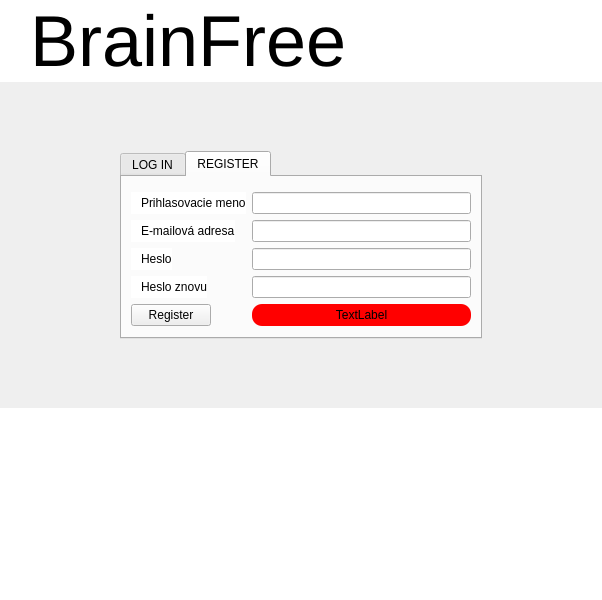
Old version of the form login.ui in the repository MrDalo/brainfree.
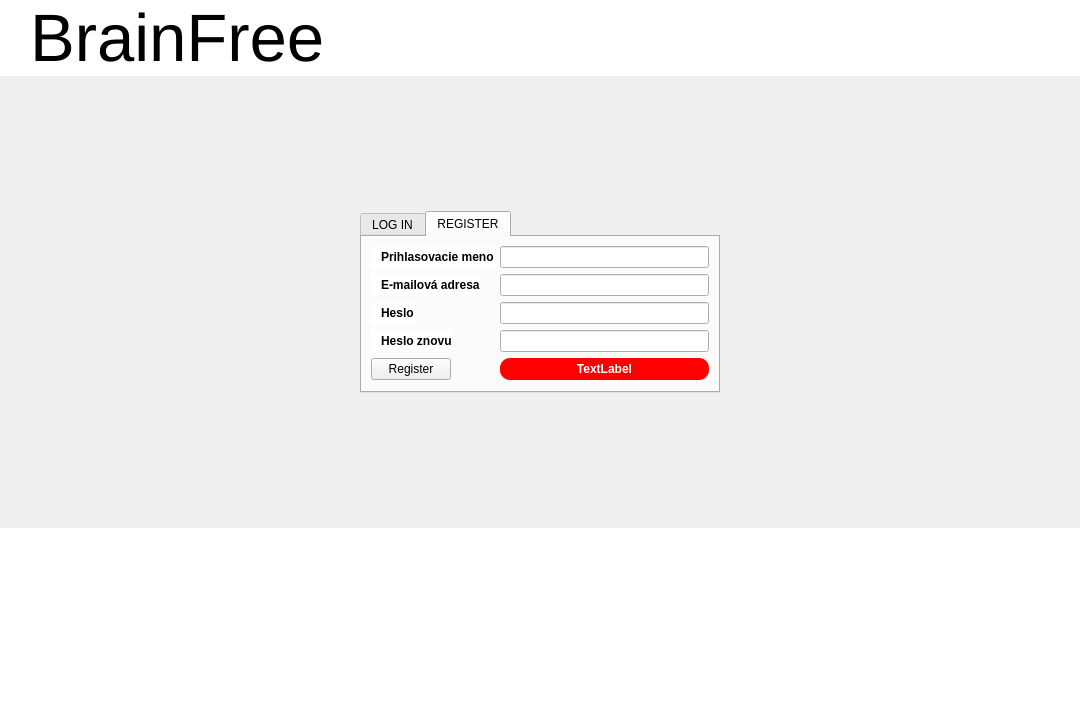
New version of the form. The open tabs and pages were chosen to show the change.

Commit message: Login page fullscreen GUI

The edit to the form file:
```diff
--- a/login.ui
+++ b/login.ui
@@ -6,20 +6,26 @@
    <rect>
     <x>0</x>
     <y>0</y>
-    <width>600</width>
-    <height>600</height>
+    <width>1080</width>
+    <height>720</height>
    </rect>
   </property>
   <property name="sizePolicy">
-   <sizepolicy hsizetype="Fixed" vsizetype="Fixed">
+   <sizepolicy hsizetype="Preferred" vsizetype="Preferred">
     <horstretch>0</horstretch>
     <verstretch>0</verstretch>
    </sizepolicy>
   </property>
+  <property name="minimumSize">
+   <size>
+    <width>1080</width>
+    <height>720</height>
+   </size>
+  </property>
   <property name="maximumSize">
    <size>
-    <width>600</width>
-    <height>600</height>
+    <width>1920</width>
+    <height>1080</height>
    </size>
   </property>
   <property name="windowTitle">
@@ -44,14 +50,14 @@
    </property>
    <property name="minimumSize">
     <size>
-     <width>602</width>
-     <height>600</height>
+     <width>1080</width>
+     <height>720</height>
     </size>
    </property>
    <property name="maximumSize">
     <size>
-     <width>602</width>
-     <height>600</height>
+     <width>1920</width>
+     <height>1080</height>
     </size>
    </property>
    <property name="styleSheet">
@@ -89,7 +95,7 @@
 &lt;html&gt;&lt;head&gt;&lt;meta name=&quot;qrichtext&quot; content=&quot;1&quot; /&gt;&lt;style type=&quot;text/css&quot;&gt;
 p, li { white-space: pre-wrap; }
 &lt;/style&gt;&lt;/head&gt;&lt;body style=&quot; font-family:'MS Shell Dlg 2'; font-size:7.8pt; font-weight:400; font-style:normal;&quot;&gt;
-&lt;p align=&quot;center&quot; style=&quot; margin-top:0px; margin-bottom:0px; margin-left:0px; margin-right:0px; -qt-block-indent:0; text-indent:0px;&quot;&gt;&lt;span style=&quot; font-size:28pt; color:#ffffff;&quot;&gt;Manage your time&lt;br /&gt;effectively&lt;br /&gt;Keep your &lt;/span&gt;&lt;span style=&quot; font-size:30pt; font-weight:600; color:#ffffff;&quot;&gt;Brain Free&lt;/span&gt;&lt;/p&gt;&lt;/body&gt;&lt;/html&gt;</string>
+&lt;p align=&quot;center&quot; style=&quot; margin-top:0px; margin-bottom:0px; margin-left:0px; margin-right:0px; -qt-block-indent:0; text-indent:0px;&quot;&gt;&lt;span style=&quot; font-size:25pt; color:#ffffff;&quot;&gt;Manage your time&lt;br /&gt;effectively&lt;br /&gt;Keep your &lt;/span&gt;&lt;span style=&quot; font-size:30pt; font-weight:600; color:#ffffff;&quot;&gt;Brain Free&lt;/span&gt;&lt;/p&gt;&lt;/body&gt;&lt;/html&gt;</string>
       </property>
      </widget>
     </item>
@@ -120,11 +126,11 @@
          <enum>Qt::Horizontal</enum>
         </property>
         <property name="sizeType">
-         <enum>QSizePolicy::Minimum</enum>
+         <enum>QSizePolicy::Expanding</enum>
         </property>
         <property name="sizeHint" stdset="0">
          <size>
-          <width>120</width>
+          <width>300</width>
           <height>20</height>
          </size>
         </property>
@@ -135,6 +141,16 @@
         <property name="enabled">
          <bool>true</bool>
         </property>
+        <property name="font">
+         <font>
+          <pointsize>9</pointsize>
+          <weight>50</weight>
+          <bold>false</bold>
+         </font>
+        </property>
+        <property name="cursor">
+         <cursorShape>ArrowCursor</cursorShape>
+        </property>
         <property name="styleSheet">
          <string notr="true">background-color: rgb(255, 255, 255);
 QLineEdit{
@@ -224,8 +240,15 @@
          <layout class="QHBoxLayout" name="horizontalLayout_2">
           <item>
            <layout class="QFormLayout" name="registerFormatLayout">
-            <item row="2" column="0">
+            <item row="1" column="0">
              <widget class="QLabel" name="userNameLabel">
+              <property name="font">
+               <font>
+                <pointsize>9</pointsize>
+                <weight>75</weight>
+                <bold>true</bold>
+               </font>
+              </property>
               <property name="text">
                <string>Prihlasovacie meno</string>
               </property>
@@ -234,11 +257,24 @@
               </property>
              </widget>
             </item>
-            <item row="2" column="1">
-             <widget class="QLineEdit" name="userNameLineEdit"/>
+            <item row="1" column="1">
+             <widget class="QLineEdit" name="userNameLineEdit">
+              <property name="font">
+               <font>
+                <pointsize>9</pointsize>
+               </font>
+              </property>
+             </widget>
             </item>
-            <item row="3" column="0">
+            <item row="2" column="0">
              <widget class="QLabel" name="registerEmailLabel">
+              <property name="font">
+               <font>
+                <pointsize>9</pointsize>
+                <weight>75</weight>
+                <bold>true</bold>
+               </font>
+              </property>
               <property name="text">
                <string>E-mailová adresa</string>
               </property>
@@ -247,11 +283,24 @@
               </property>
              </widget>
             </item>
-            <item row="3" column="1">
-             <widget class="QLineEdit" name="registerEmail"/>
+            <item row="2" column="1">
+             <widget class="QLineEdit" name="registerEmail">
+              <property name="font">
+               <font>
+                <pointsize>9</pointsize>
+               </font>
+              </property>
+             </widget>
             </item>
-            <item row="4" column="0">
+            <item row="3" column="0">
              <widget class="QLabel" name="registerPasswordLabel">
+              <property name="font">
+               <font>
+                <pointsize>9</pointsize>
+                <weight>75</weight>
+                <bold>true</bold>
+               </font>
+              </property>
               <property name="text">
                <string>Heslo</string>
               </property>
@@ -260,15 +309,27 @@
               </property>
              </widget>
             </item>
-            <item row="4" column="1">
+            <item row="3" column="1">
              <widget class="QLineEdit" name="registerPassword">
+              <property name="font">
+               <font>
+                <pointsize>9</pointsize>
+               </font>
+              </property>
               <property name="echoMode">
                <enum>QLineEdit::Password</enum>
               </property>
              </widget>
             </item>
-            <item row="6" column="0">
+            <item row="5" column="0">
              <widget class="QLabel" name="registerPasswordAgainLabel">
+              <property name="font">
+               <font>
+                <pointsize>9</pointsize>
+                <weight>75</weight>
+                <bold>true</bold>
+               </font>
+              </property>
               <property name="text">
                <string>Heslo znovu</string>
               </property>
@@ -277,28 +338,48 @@
               </property>
              </widget>
             </item>
-            <item row="6" column="1">
+            <item row="5" column="1">
              <widget class="QLineEdit" name="registerPasswordAgain">
+              <property name="font">
+               <font>
+                <pointsize>9</pointsize>
+               </font>
+              </property>
               <property name="echoMode">
                <enum>QLineEdit::Password</enum>
               </property>
              </widget>
             </item>
-            <item row="7" column="0">
+            <item row="6" column="0">
              <widget class="QPushButton" name="registerBtn">
+              <property name="font">
+               <font>
+                <pointsize>9</pointsize>
+                <weight>50</weight>
+                <bold>false</bold>
+               </font>
+              </property>
+              <property name="cursor">
+               <cursorShape>PointingHandCursor</cursorShape>
+              </property>
               <property name="text">
                <string>Register</string>
               </property>
              </widget>
             </item>
-            <item row="1" column="1">
-             <widget class="QWidget" name="widget" native="true"/>
-            </item>
-            <item row="7" column="1">
+            <item row="6" column="1">
              <widget class="QLabel" name="registrationError">
+              <property name="font">
+               <font>
+                <pointsize>9</pointsize>
+                <weight>75</weight>
+                <bold>true</bold>
+               </font>
+              </property>
               <property name="styleSheet">
                <string notr="true">border-radius: 10px;
-background-color: rgb(255, 0, 0);</string>
+background-color: rgb(255, 0, 0);
+color: white;</string>
               </property>
               <property name="text">
                <string>TextLabel</string>
@@ -320,11 +401,11 @@
          <enum>Qt::Horizontal</enum>
         </property>
         <property name="sizeType">
-         <enum>QSizePolicy::Minimum</enum>
+         <enum>QSizePolicy::Expanding</enum>
         </property>
         <property name="sizeHint" stdset="0">
          <size>
-          <width>120</width>
+          <width>300</width>
           <height>20</height>
          </size>
         </property>
@@ -364,7 +445,7 @@
       </property>
       <property name="font">
        <font>
-        <pointsize>54</pointsize>
+        <pointsize>50</pointsize>
        </font>
       </property>
       <property name="styleSheet">
```
Left out of the diff: 46 changed lines with no effect on the pictures. The commit also changes 1 other file.
